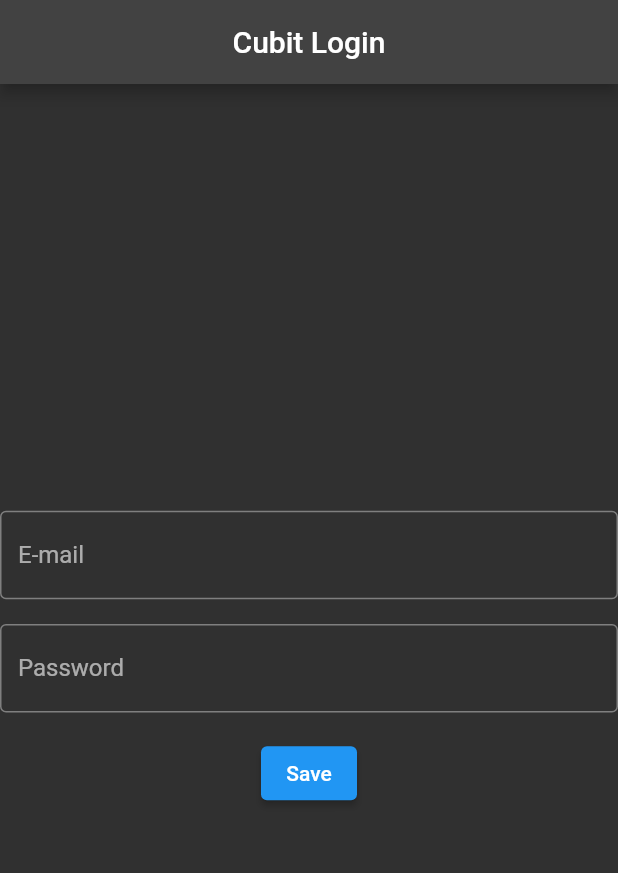
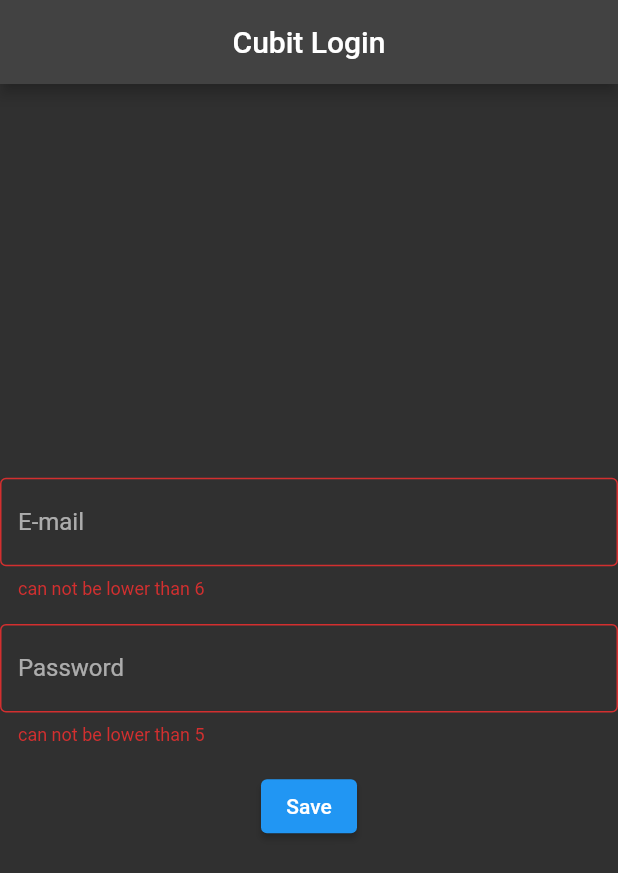
Before and after one commit to resulcay/login_cubit_example, a Flutter app: the screen it shows after launch, after a tap on "Save", on a phone screen of 412 x 824 dp. Shown: the top 873 px of the screen. Run offline on Flutter 3.47's test engine with Material 2 defaults, Android fonts, the phone set to English and light mode, and no system bars; our stand-ins replace bloc, dio, flutter_bloc.

Commit message:
17:35------5.06.2022

```diff
--- /dev/null
+++ b/lib/login/model/login_request_model.dart
@@ -0,0 +1,18 @@
+class LoginRequestModel {
+  String? email;
+  String? password;
+
+  LoginRequestModel({this.email, this.password});
+
+  LoginRequestModel.fromJson(Map<String, dynamic> json) {
+    email = json['email'];
+    password = json['password'];
+  }
+
+  Map<String, dynamic> toJson() {
+    final Map<String, dynamic> data = <String, dynamic>{};
+    data['email'] = email;
+    data['password'] = password;
+    return data;
+  }
+}
--- /dev/null
+++ b/lib/login/model/token_model.dart
@@ -0,0 +1,15 @@
+class Token {
+  String? token;
+
+  Token({this.token});
+
+  Token.fromJson(Map<String, dynamic> json) {
+    token = json['token'];
+  }
+
+  Map<String, dynamic> toJson() {
+    final Map<String, dynamic> data = <String, dynamic>{};
+    data['token'] = token;
+    return data;
+  }
+}
--- /dev/null
+++ b/lib/login/service/i_login_service.dart
@@ -0,0 +1,26 @@
+import 'package:dio/dio.dart';
+import 'package:login_cubit_example/login/model/login_request_model.dart';
+import 'package:login_cubit_example/login/model/token_model.dart';
+
+abstract class ILoginService {
+  final Dio dio;
+
+  ILoginService(this.dio);
+
+  final String loginPath = ILoginServicePath.login.rawValue;
+
+  Future<Token?> postUserLogin(LoginRequestModel loginRequestModel);
+}
+
+enum ILoginServicePath {
+  login,
+}
+
+extension ILoginServicePAthExtension on ILoginServicePath {
+  String get rawValue {
+    switch (this) {
+      case ILoginServicePath.login:
+        return '/login';
+    }
+  }
+}
--- a/lib/login/view/login_view.dart
+++ b/lib/login/view/login_view.dart
@@ -1,5 +1,7 @@
+import 'package:dio/dio.dart';
 import 'package:flutter/material.dart';
 import 'package:flutter_bloc/flutter_bloc.dart';
+import 'package:login_cubit_example/login/service/login_service.dart';
 import 'package:login_cubit_example/login/viewmodel/login_cubit.dart';
 
 class LoginView extends StatelessWidget {
@@ -8,6 +10,7 @@ class LoginView extends StatelessWidget {
   final GlobalKey<FormState> formKey = GlobalKey();
   final TextEditingController emailController = TextEditingController();
   final TextEditingController passwordController = TextEditingController();
+  final String baseUrl = "https://reqres.in/api";
   @override
   Widget build(BuildContext context) {
     return BlocProvider(
@@ -15,14 +18,31 @@ class LoginView extends StatelessWidget {
         formKey,
         passwordController,
         emailController,
+        service: LoginService(
+          Dio(
+            BaseOptions(baseUrl: baseUrl),
+          ),
+        ),
       ),
-      child: buildScaffold(context),
+      child: BlocConsumer<LoginCubit, LoginState>(
+        builder: (context, state) {
+          return buildScaffold(context, state);
+        },
+        listener: (context, state) {},
+      ),
     );
   }
 
-  Scaffold buildScaffold(BuildContext context) {
+  Scaffold buildScaffold(BuildContext context, LoginState state) {
     return Scaffold(
       appBar: AppBar(
+        leading: Visibility(
+            visible: context.watch<LoginCubit>().isLoading,
+            child: const Padding(
+              padding: EdgeInsets.all(8.0),
+              child: CircularProgressIndicator(
+                  backgroundColor: Colors.amberAccent),
+            )),
         centerTitle: true,
         title: const Text(
           "Cubit Login",
@@ -30,7 +50,7 @@ class LoginView extends StatelessWidget {
       ),
       body: Form(
         key: formKey,
-        autovalidateMode: AutovalidateMode.disabled,
+        autovalidateMode: autovalidateMode(state),
         child: Column(
           mainAxisAlignment: MainAxisAlignment.center,
           children: [
@@ -43,13 +63,23 @@ class LoginView extends StatelessWidget {
               height: MediaQuery.of(context).size.height * 0.02,
             ),
             ElevatedButton(
-              onPressed: () {},
+              onPressed: () {
+                context.read<LoginCubit>().postUserModel();
+              },
               child: const Text("Save"),
             )
           ],
         ),
       ),
     );
+  }
+
+  AutovalidateMode autovalidateMode(LoginState state) {
+    return state is LoginValidateState
+        ? (state.isValidate
+            ? AutovalidateMode.always
+            : AutovalidateMode.disabled)
+        : AutovalidateMode.disabled;
   }
 
   TextFormField buildTextFormFieldPassword() {
--- a/lib/login/viewmodel/login_cubit.dart
+++ b/lib/login/viewmodel/login_cubit.dart
@@ -1,22 +1,44 @@
 import 'package:bloc/bloc.dart';
 import 'package:flutter/cupertino.dart';
+import 'package:login_cubit_example/login/model/login_request_model.dart';
+import 'package:login_cubit_example/login/model/token_model.dart';
+import 'package:login_cubit_example/login/service/i_login_service.dart';
 
 class LoginCubit extends Cubit<LoginState> {
   final TextEditingController emailController;
   final TextEditingController passwordController;
   final GlobalKey<FormState> formKey;
   bool isLoginFail = false;
+  bool isLoading = false;
+  final ILoginService service;
 
-  LoginCubit(this.formKey, this.emailController, this.passwordController)
+  LoginCubit(this.formKey, this.emailController, this.passwordController,
+      {required this.service})
       : super(LoginInitial());
 
-  void postUserModel() {
-    if (formKey.currentState?.validate() ?? false) {
-      // TODO : Service
+  Future<void> postUserModel() async {
+    changeLoadingView();
+    Future.delayed(const Duration(seconds: 2));
+    if (formKey.currentState != null && formKey.currentState!.validate()) {
+      final data = await service.postUserLogin(
+        LoginRequestModel(
+          email: emailController.text.trim(),
+          password: passwordController.text.trim(),
+        ),
+      );
+      if (data is Token) {
+        emit(LoginComplete(data));
+      }
     } else {
       isLoginFail = true;
       LoginValidateState(isLoginFail);
+      emit(LoginValidateState(isLoginFail));
     }
+  }
+
+  void changeLoadingView() {
+    isLoading != isLoading;
+    emit(LoginLoadingState(isLoading));
   }
 }
 
@@ -24,8 +46,20 @@ abstract class LoginState {}
 
 class LoginInitial extends LoginState {}
 
+class LoginComplete extends LoginState {
+  final Token token;
+
+  LoginComplete(this.token);
+}
+
 class LoginValidateState extends LoginState {
   final bool isValidate;
 
   LoginValidateState(this.isValidate);
 }
+
+class LoginLoadingState extends LoginState {
+  final bool isLoading;
+
+  LoginLoadingState(this.isLoading);
+}
--- a/pubspec.yaml
+++ b/pubspec.yaml
@@ -31,6 +31,7 @@ dependencies:
     sdk: flutter
   cubit: ^0.1.2
   flutter_bloc: ^8.0.1
+  dio: ^4.0.6
 
   # The following adds the Cupertino Icons font to your application.
   # Use with the CupertinoIcons class for iOS style icons.
```
Also changed, not shown: lib/login/service/login_service.dart (added, +21 -0 lines), assets/1.png (added), assets/2.png (added), pubspec.lock, 1 other file.
